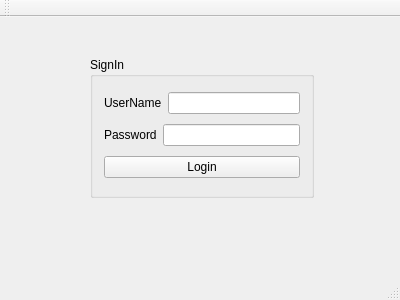
Old version of the form mainwindow.ui in the repository RyoYamamotoJP/qt-tutorials-for-beginners.
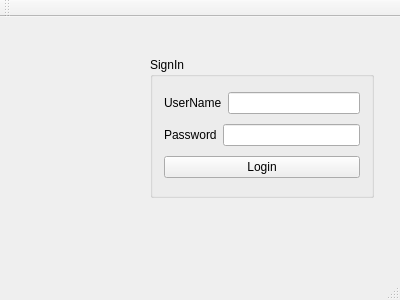
New version of the form.

Commit message: Add image to main window

```diff
--- a/mainwindow.ui
+++ b/mainwindow.ui
@@ -17,7 +17,7 @@
    <widget class="QGroupBox" name="groupBox">
     <property name="geometry">
      <rect>
-      <x>90</x>
+      <x>150</x>
       <y>40</y>
       <width>224</width>
       <height>141</height>
@@ -64,6 +64,19 @@
      </item>
     </layout>
    </widget>
+   <widget class="QLabel" name="label_pic">
+    <property name="geometry">
+     <rect>
+      <x>30</x>
+      <y>60</y>
+      <width>111</width>
+      <height>111</height>
+     </rect>
+    </property>
+    <property name="text">
+     <string/>
+    </property>
+   </widget>
   </widget>
   <widget class="QMenuBar" name="menuBar">
    <property name="geometry">
```
The commit also changes 1 other file.
